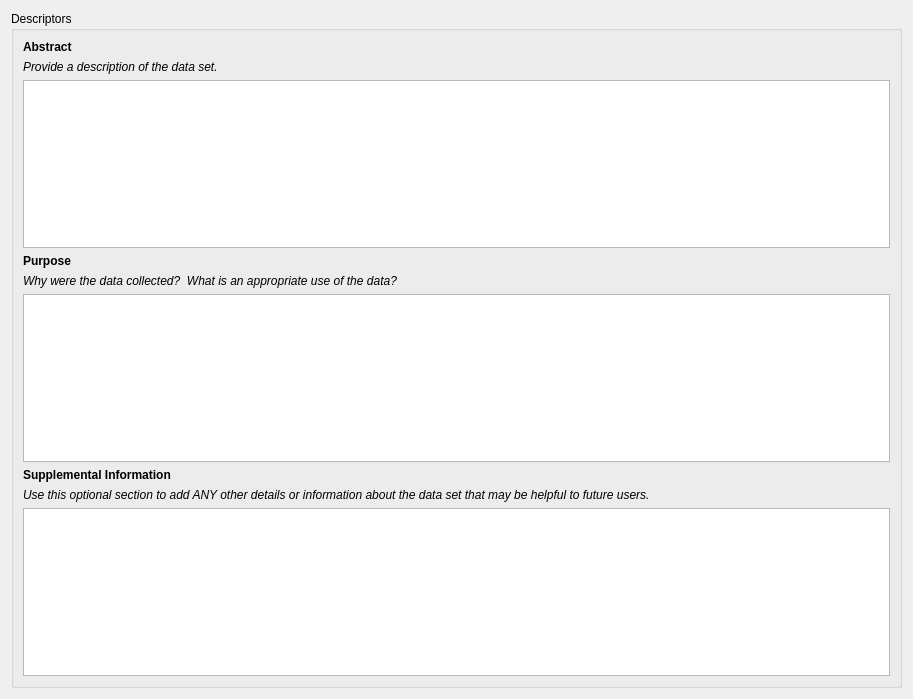
Old version of the form pymdwizard/gui/ui_files/Descriptor.ui in the repository DOI-USGS/fort-pymdwizard.
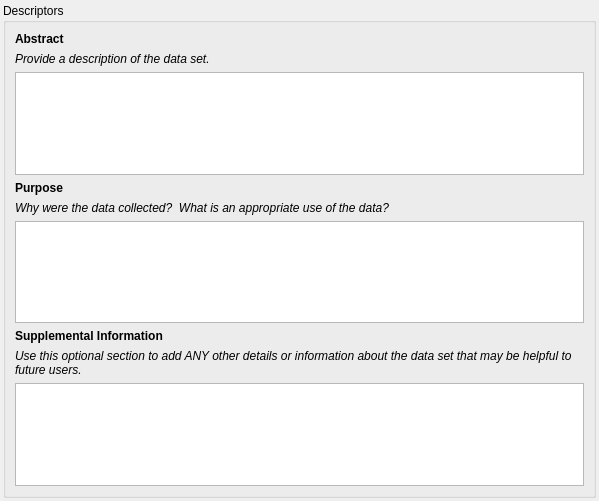
New version of the form.

The edit to the form file:
```diff
--- a/pymdwizard/gui/ui_files/Descriptor.ui
+++ b/pymdwizard/gui/ui_files/Descriptor.ui
@@ -6,14 +6,26 @@
    <rect>
     <x>0</x>
     <y>0</y>
-    <width>913</width>
-    <height>699</height>
+    <width>599</width>
+    <height>501</height>
    </rect>
   </property>
   <property name="windowTitle">
    <string>Form</string>
   </property>
   <layout class="QHBoxLayout" name="horizontalLayout">
+   <property name="leftMargin">
+    <number>3</number>
+   </property>
+   <property name="topMargin">
+    <number>3</number>
+   </property>
+   <property name="rightMargin">
+    <number>3</number>
+   </property>
+   <property name="bottomMargin">
+    <number>3</number>
+   </property>
    <item>
     <widget class="QGroupBox" name="fgdc_descript">
      <property name="title">
```
